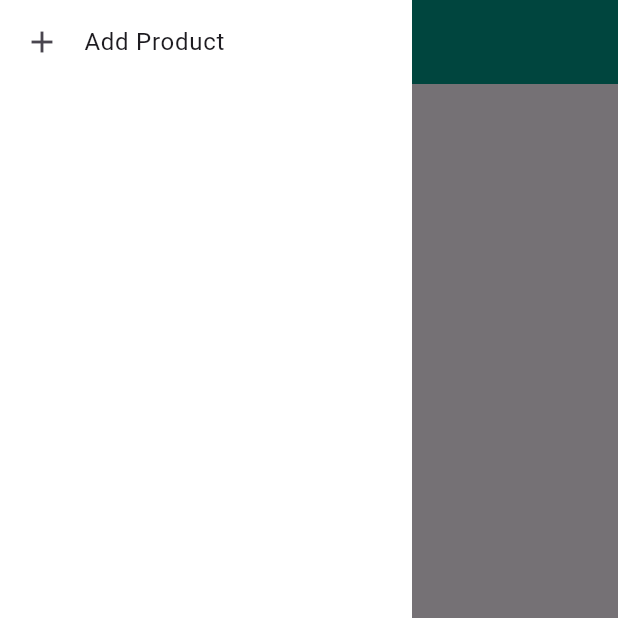
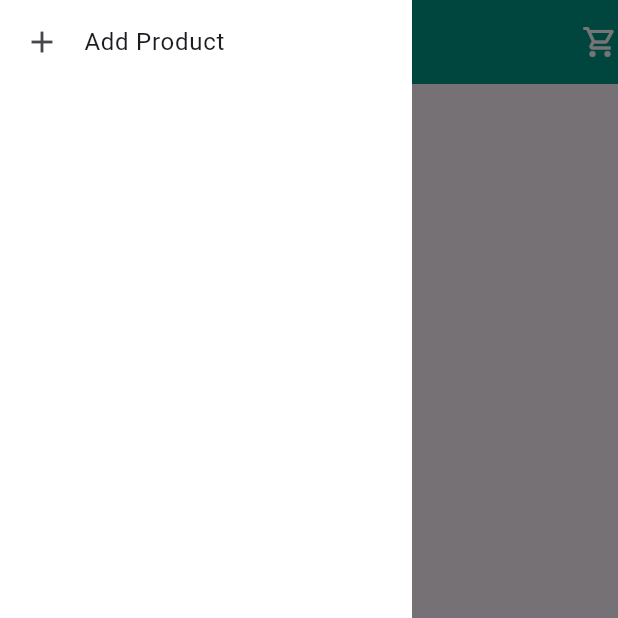
Before and after one commit to shakeebshaikh/myApp, a Flutter app: the screen it shows after launch, with the side drawer open, on a phone screen of 412 x 824 dp, the top half of it. Run offline on Flutter 3.47's test engine with Material 3 defaults, Android fonts, the phone set to English and light mode, and no system bars; our stand-ins replace hive, hive_flutter, image_picker; accounts and stored records are empty.

Commit message:
shopping cart icon added

```diff
--- a/lib/Screens/HomeScreen.dart
+++ b/lib/Screens/HomeScreen.dart
@@ -36,6 +36,9 @@ class _HomeScreenState extends State<HomeScreen> {
         drawer: const EndDrawer(),
         appBar: AppBar(
           title: const Text('My App'),
+          actions: const [
+             Icon(Icons.shopping_cart_outlined)
+          ],
         ),
         body: Column(
           children: [
@@ -69,7 +72,7 @@ class _HomeScreenState extends State<HomeScreen> {
                           leading: Image.file(product.imagePath!),
                           title: Text(product.name),
                           subtitle: Text('Price: \$${product.price}'),
-                          trailing: product.quantity>0 ? const Icon(Icons.shopping_cart_checkout) :const Text('Out of Stock'),
+                          trailing: product.quantity>0 ? const Icon(Icons.add_shopping_cart_sharp) :const Text('Out of Stock'),
                         ),
                       );
                     },
```
